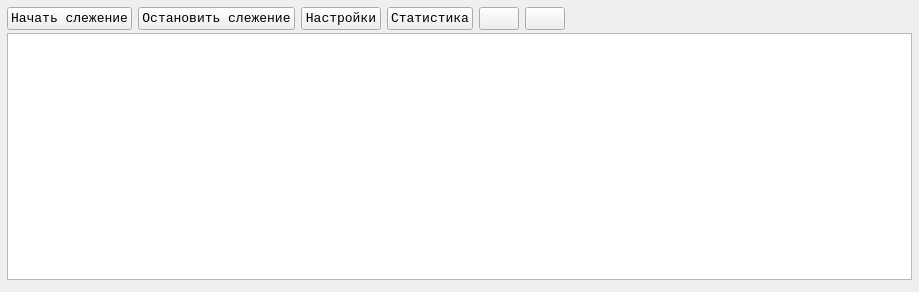
First picture: the form in widget.ui, repository FeZar97/Investigator, before the edit.
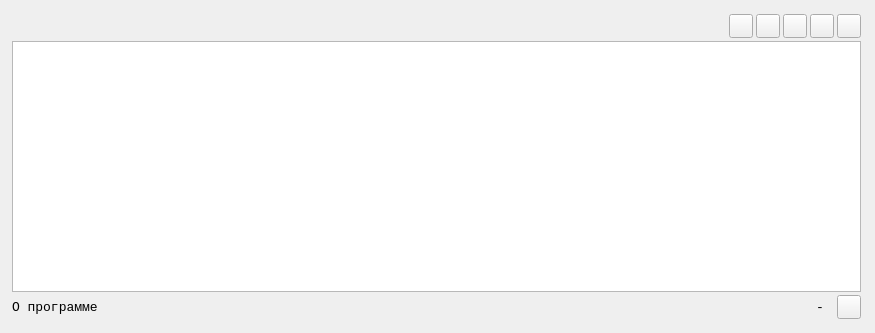
Second picture: the form after the edit. Icons and pictures are not drawn. Custom widgets are drawn as their Qt base class.

The edit to the form file:
```diff
--- a/widget.ui
+++ b/widget.ui
@@ -6,16 +6,10 @@
    <rect>
     <x>0</x>
     <y>0</y>
-    <width>919</width>
-    <height>292</height>
+    <width>875</width>
+    <height>333</height>
    </rect>
   </property>
-  <property name="font">
-   <font>
-    <family>Courier New</family>
-    <pointsize>10</pointsize>
-   </font>
-  </property>
   <property name="windowTitle">
    <string>Investigator</string>
   </property>
@@ -26,73 +20,184 @@
   <widget class="QWidget" name="verticalLayoutWidget">
    <property name="geometry">
     <rect>
-     <x>3</x>
-     <y>3</y>
-     <width>913</width>
-     <height>281</height>
+     <x>6</x>
+     <y>8</y>
+     <width>861</width>
+     <height>317</height>
     </rect>
    </property>
-   <layout class="QVBoxLayout" name="mainLayout">
+   <layout class="QVBoxLayout" name="mainLayout" stretch="0,1,0">
     <property name="spacing">
      <number>3</number>
     </property>
+    <property name="sizeConstraint">
+     <enum>QLayout::SetDefaultConstraint</enum>
+    </property>
     <property name="leftMargin">
-     <number>4</number>
+     <number>6</number>
     </property>
     <property name="topMargin">
-     <number>4</number>
+     <number>6</number>
     </property>
     <property name="rightMargin">
-     <number>4</number>
+     <number>6</number>
     </property>
     <property name="bottomMargin">
-     <number>4</number>
+     <number>6</number>
     </property>
     <item>
-     <layout class="QHBoxLayout" name="horizontalLayout">
+     <layout class="QHBoxLayout" name="topLayout" stretch="0,0,0,0,0,0">
+      <property name="spacing">
+       <number>3</number>
+      </property>
+      <item>
+       <spacer name="horizontalSpacer_2">
+        <property name="orientation">
+         <enum>Qt::Horizontal</enum>
+        </property>
+        <property name="sizeHint" stdset="0">
+         <size>
+          <width>40</width>
+          <height>20</height>
+         </size>
+        </property>
+       </spacer>
+      </item>
+      <item>
+       <widget class="QPushButton" name="statisticsButton">
+        <property name="minimumSize">
+         <size>
+          <width>24</width>
+          <height>24</height>
+         </size>
+        </property>
+        <property name="maximumSize">
+         <size>
+          <width>24</width>
+          <height>24</height>
+         </size>
+        </property>
+        <property name="toolTip">
+         <string>Окно статистики</string>
+        </property>
+        <property name="text">
+         <string/>
+        </property>
+        <property name="icon">
+         <iconset resource="res.qrc">
+          <normaloff>:/ICONS/STATISTIC.ico</normaloff>:/ICONS/STATISTIC.ico</iconset>
+        </property>
+       </widget>
+      </item>
+      <item>
+       <widget class="QPushButton" name="settingsButton">
+        <property name="minimumSize">
+         <size>
+          <width>24</width>
+          <height>24</height>
+         </size>
+        </property>
+        <property name="maximumSize">
+         <size>
+          <width>24</width>
+          <height>24</height>
+         </size>
+        </property>
+        <property name="toolTip">
+         <string>Окно настроек</string>
+        </property>
+        <property name="text">
+         <string/>
+        </property>
+        <property name="icon">
+         <iconset resource="res.qrc">
+          <normaloff>:/ICONS/SETTINGS.ico</normaloff>:/ICONS/SETTINGS.ico</iconset>
+        </property>
+       </widget>
+      </item>
+      <item>
+       <widget class="QPushButton" name="lockUiButton">
+        <property name="minimumSize">
+         <size>
+          <width>24</width>
+          <height>24</height>
+         </size>
+        </property>
+        <property name="maximumSize">
+         <size>
+          <width>24</width>
+          <height>24</height>
+         </size>
+        </property>
+        <property name="toolTip">
+         <string>Блокировка интерфейса</string>
+        </property>
+        <property name="text">
+         <string/>
+        </property>
+        <property name="icon">
+         <iconset resource="res.qrc">
+          <normaloff>:/ICONS/LOCK.ico</normaloff>:/ICONS/LOCK.ico</iconset>
+        </property>
+       </widget>
+      </item>
       <item>
        <widget class="QPushButton" name="startButton">
+        <property name="minimumSize">
+         <size>
+          <width>24</width>
+          <height>24</height>
+         </size>
+        </property>
+        <property name="maximumSize">
+         <size>
+          <width>24</width>
+          <height>24</height>
+         </size>
+        </property>
+        <property name="font">
+         <font>
+          <family>Courier New</family>
+          <pointsize>10</pointsize>
+         </font>
+        </property>
+        <property name="toolTip">
+         <string>Запуск сканирования</string>
+        </property>
         <property name="text">
-         <string>Начать слежение</string>
+         <string/>
+        </property>
+        <property name="icon">
+         <iconset resource="res.qrc">
+          <normaloff>:/ICONS/START.png</normaloff>:/ICONS/START.png</iconset>
         </property>
        </widget>
       </item>
       <item>
        <widget class="QPushButton" name="stopButton">
-        <property name="text">
-         <string>Остановить слежение</string>
+        <property name="minimumSize">
+         <size>
+          <width>24</width>
+          <height>24</height>
+         </size>
         </property>
-        <property name="icon">
-         <iconset>
-          <normaloff>:/folder.png</normaloff>:/folder.png</iconset>
+        <property name="maximumSize">
+         <size>
+          <width>24</width>
+          <height>24</height>
+         </size>
         </property>
-       </widget>
-      </item>
-      <item>
-       <widget class="QPushButton" name="settingsButton">
-        <property name="text">
-         <string>Настройки</string>
+        <property name="font">
+         <font>
+          <family>Courier New</family>
+          <pointsize>10</pointsize>
+         </font>
         </property>
         <property name="icon">
          <iconset resource="img.qrc">
           <normaloff>:/img/SETTINGS.png</normaloff>:/img/SETTINGS.png</iconset>
         </property>
-       </widget>
-      </item>
-      <item>
-       <widget class="QPushButton" name="statisticButton">
         <property name="text">
-         <string>Статистика</string>
-        </property>
-        <property name="icon">
-         <iconset resource="img.qrc">
-          <normaloff>:/img/STATISTIC.png</normaloff>:/img/STATISTIC.png</iconset>
-        </property>
-       </widget>
-      </item>
-      <item>
-       <widget class="QPushButton" name="clearButton">
-        <property name="text">
          <string/>
         </property>
         <property name="icon">
@@ -101,49 +206,122 @@
         </property>
        </widget>
       </item>
-      <item>
-       <widget class="QPushButton" name="lockButton">
-        <property name="text">
-         <string/>
-        </property>
-        <property name="icon">
-         <iconset resource="img.qrc">
-          <normaloff>:/img/LOCK.jpg</normaloff>:/img/LOCK.jpg</iconset>
-        </property>
-       </widget>
-      </item>
-      <item>
-       <spacer name="horizontalSpacer">
-        <property name="orientation">
-         <enum>Qt::Horizontal</enum>
-        </property>
-        <property name="sizeHint" stdset="0">
-         <size>
-          <width>40</width>
-          <height>20</height>
-         </size>
-        </property>
-       </spacer>
-      </item>
      </layout>
     </item>
     <item>
-     <widget class="QPlainTextEdit" name="logPTE">
+     <widget class="QTextBrowser" name="logTB">
       <property name="font">
        <font>
         <family>Courier New</family>
         <pointsize>10</pointsize>
        </font>
       </property>
-      <property name="readOnly">
-       <bool>true</bool>
-      </property>
      </widget>
     </item>
+    <item>
+     <layout class="QHBoxLayout" name="bottomLayout">
+      <property name="sizeConstraint">
+       <enum>QLayout::SetNoConstraint</enum>
+      </property>
+      <item>
+       <widget class="ClickableLabel" name="aboutLabel">
+        <property name="font">
+         <font>
+          <family>Courier New</family>
+          <pointsize>10</pointsize>
+         </font>
+        </property>
+        <property name="text">
+         <string>О программе</string>
+        </property>
+       </widget>
+      </item>
+      <item>
+       <spacer name="horizontalSpacer_11">
+        <property name="orientation">
+         <enum>Qt::Horizontal</enum>
+        </property>
+        <property name="sizeType">
+         <enum>QSizePolicy::MinimumExpanding</enum>
+        </property>
+        <property name="sizeHint" stdset="0">
+         <size>
+          <width>20</width>
+          <height>20</height>
+         </size>
+        </property>
+       </spacer>
+      </item>
+      <item>
+       <widget class="QLabel" name="workTimeInfoLabel">
+        <property name="font">
+         <font>
+          <family>Courier New</family>
+          <pointsize>10</pointsize>
+         </font>
+        </property>
+        <property name="toolTip">
+         <string>Время работы программы</string>
+        </property>
+        <property name="text">
+         <string>-</string>
+        </property>
+       </widget>
+      </item>
+      <item>
+       <spacer name="horizontalSpacer">
+        <property name="orientation">
+         <enum>Qt::Horizontal</enum>
+        </property>
+        <property name="sizeType">
+         <enum>QSizePolicy::Fixed</enum>
+        </property>
+        <property name="sizeHint" stdset="0">
+         <size>
+          <width>10</width>
+          <height>20</height>
+         </size>
+        </property>
+       </spacer>
+      </item>
+      <item>
+       <widget class="QPushButton" name="clearButton">
+        <property name="minimumSize">
+         <size>
+          <width>24</width>
+          <height>24</height>
+         </size>
+        </property>
+        <property name="maximumSize">
+         <size>
+          <width>24</width>
+          <height>24</height>
+         </size>
+        </property>
+        <property name="toolTip">
+         <string>Очистка</string>
+        </property>
+        <property name="text">
+         <string/>
+        </property>
+        <property name="icon">
+         <iconset resource="res.qrc">
+          <normaloff>:/ICONS/CLEAR.png</normaloff>:/ICONS/CLEAR.png</iconset>
+        </property>
+       </widget>
+      </item>
+     </layout>
+    </item>
    </layout>
   </widget>
  </widget>
- <layoutdefault spacing="6" margin="11"/>
+ <customwidgets>
+  <customwidget>
+   <class>ClickableLabel</class>
+   <extends>QLabel</extends>
+   <header location="global">../FeZarSource/ClickableLabel.h</header>
+  </customwidget>
+ </customwidgets>
  <resources>
   <include location="img.qrc"/>
  </resources>
```
Left out of the diff: 17 changed lines with no effect on the pictures.
